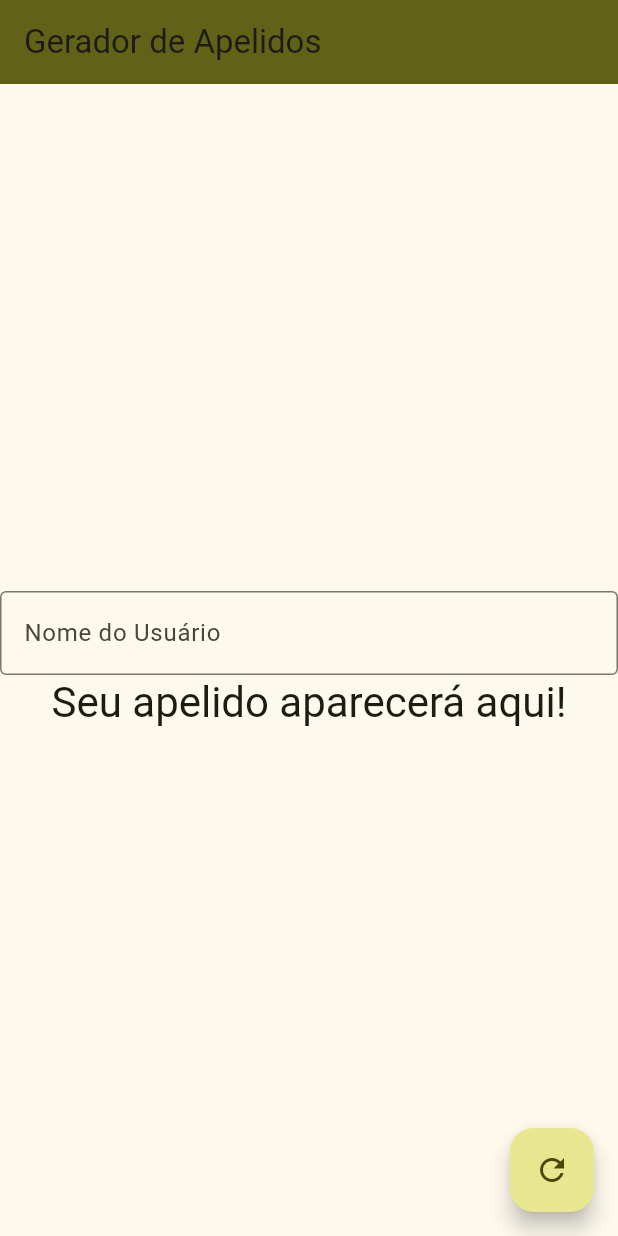
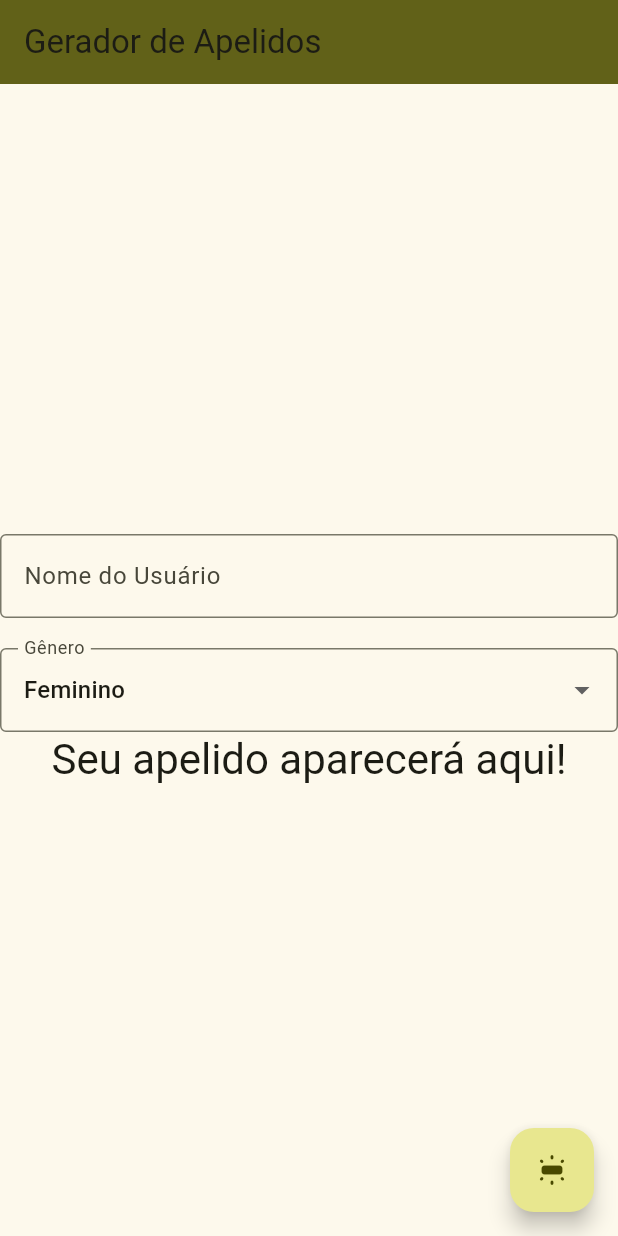
Before and after one commit to tmacdodev/CET-0390003, a Flutter app: the NicknameGenerator screen opened directly, on a phone screen of 412 x 824 dp. Run offline on Flutter 3.47's test engine with Material 3 defaults, Android fonts, the phone set to English and light mode, and no system bars; our stand-ins replace dio.

Commit message:
t3-12 personalização

```diff
--- a/lib/t3_12_gerando_apelidos_aleatorios.dart
+++ b/lib/t3_12_gerando_apelidos_aleatorios.dart
@@ -30,6 +30,8 @@ class NicknameGenerator extends StatefulWidget {
 class _NicknameGeneratorState extends State<NicknameGenerator> {
   TextEditingController _nameController = TextEditingController();
 
+  String _generoSelecionado = "Feminino";
+
   String _nickname = "Seu apelido aparecerá aqui!";
 
   List _prefixos = [
@@ -43,10 +45,20 @@ class _NicknameGeneratorState extends State<NicknameGenerator> {
     "Forte",
   ];
 
-  List _sufixos = [
+  List _sufixosMasculinos = [
     "Poderoso",
     "Valente",
     "Vaidoso",
+    "Imbatível",
+    "Implacável",
+    "Sorridente",
+    "Feroz",
+  ];
+
+  List _sufixosFemininos = [
+    "Poderosa",
+    "Valente",
+    "Vaidosa",
     "Imbatível",
     "Implacável",
     "Sorridente",
@@ -60,13 +72,17 @@ class _NicknameGeneratorState extends State<NicknameGenerator> {
       String nome = _nameController.text.trim();
 
       if (nome.isEmpty) {
-        nome = "Ulisses";
+        nome = "Tathiana";
       }
 
+      List sufixos = _generoSelecionado == "Feminino"
+          ? _sufixosFemininos
+          : _sufixosMasculinos;
+
       int indicePrefixo = _random.nextInt(_prefixos.length);
-      int indiceSufixo = _random.nextInt(_sufixos.length);
+      int indiceSufixo = _random.nextInt(sufixos.length);
 
-      _nickname = _prefixos[indicePrefixo] + nome + _sufixos[indiceSufixo];
+      _nickname = _prefixos[indicePrefixo] + " " + nome + " " + sufixos[indiceSufixo];
     });
   }
 
@@ -89,6 +105,24 @@ class _NicknameGeneratorState extends State<NicknameGenerator> {
               ),
             ),
 
+            SizedBox(height: 20),
+            DropdownButtonFormField<String>(
+              initialValue: _generoSelecionado,
+              decoration: InputDecoration(
+                border: OutlineInputBorder(),
+                labelText: 'Gênero',
+              ),
+              items: ['Feminino', 'Masculino']
+                  .map((genero) =>
+                      DropdownMenuItem(value: genero, child: Text(genero)))
+                  .toList(),
+              onChanged: (valor) {
+                setState(() {
+                  _generoSelecionado = valor!;
+                });
+              },
+            ),
+
             Text(
               '$_nickname',
               style: Theme.of(context).textTheme.headlineMedium,
@@ -99,7 +133,7 @@ class _NicknameGeneratorState extends State<NicknameGenerator> {
       floatingActionButton: FloatingActionButton(
         onPressed: _gerarApelido,
         tooltip: 'Gerar Apelido',
-        child: const Icon(Icons.refresh),
+        child: const Icon(Icons.fluorescent_rounded),
       ),
     );
   }
```
